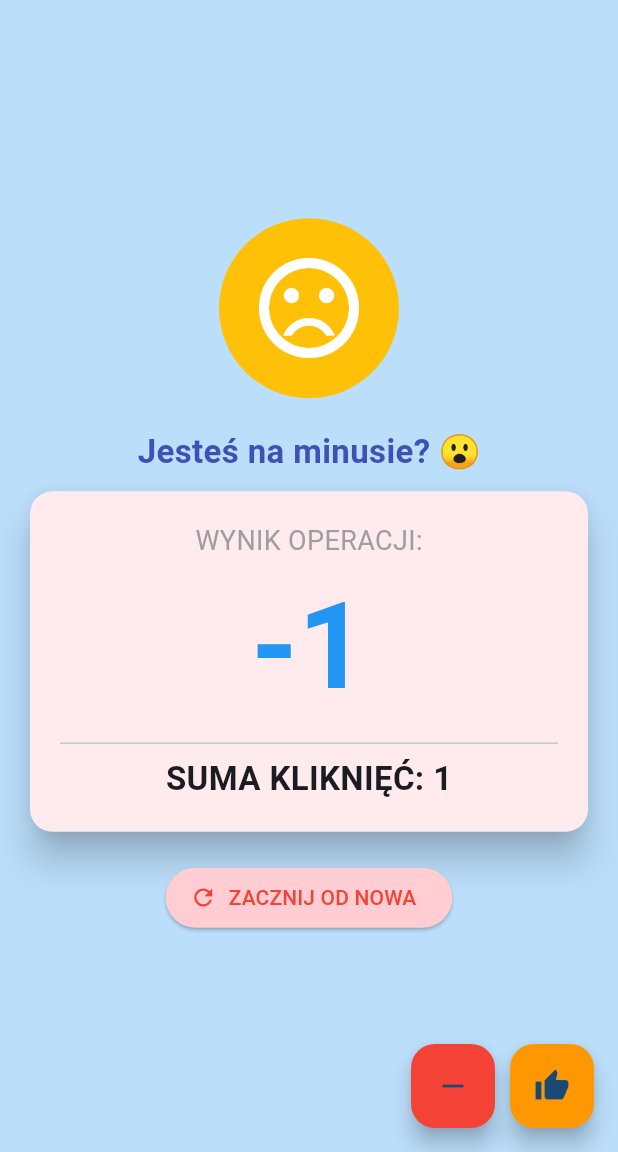
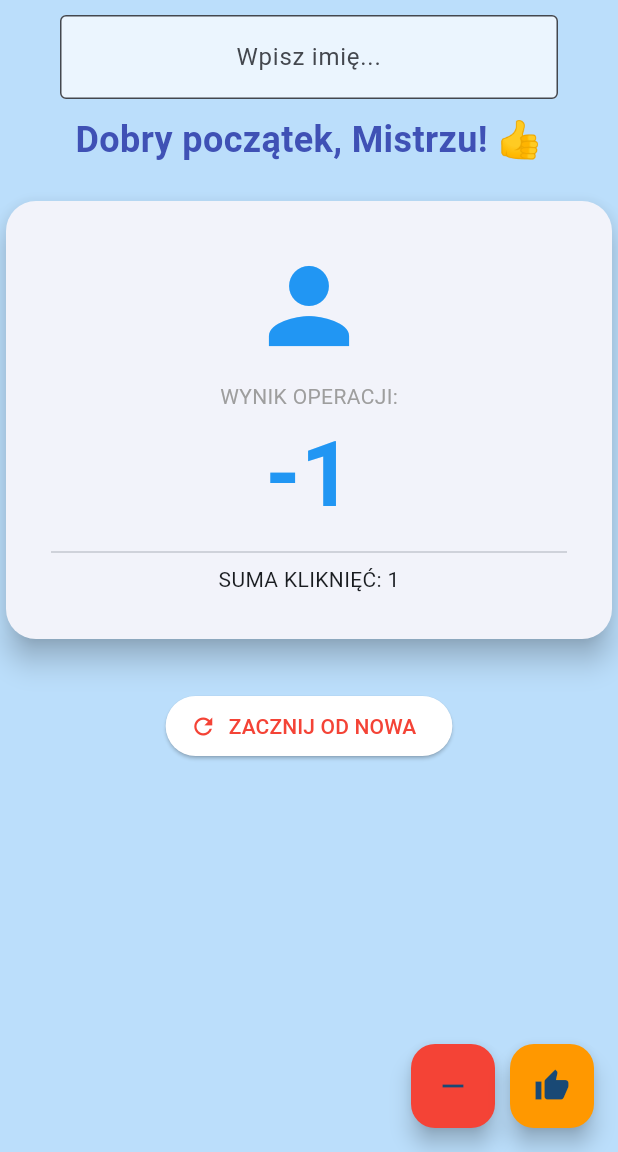
Before and after one commit to pszyma2/moja_testowa_aplikacja, a Flutter app: the screen it shows after launch, after a tap on the "remove" icon, on a phone screen of 412 x 824 dp, the part 84-1236 px from its top. Run offline on Flutter 3.47's test engine with Material 3 defaults, Android fonts, the light colour scheme and no system bars; our stand-ins replace shared_preferences.

Commit message:
update final

```diff
--- /dev/null
+++ b/devtools_options.yaml
@@ -0,0 +1,3 @@
+description: This file stores settings for Dart & Flutter DevTools.
+documentation: https://docs.flutter.dev/tools/devtools/extensions#configure-extension-enablement-states
+extensions:
--- a/lib/main.dart
+++ b/lib/main.dart
@@ -1,4 +1,5 @@
 import 'package:flutter/material.dart';
+import 'package:shared_preferences/shared_preferences.dart';
 
 void main() {
   runApp(const MyApp());
@@ -29,42 +30,73 @@ class MyHomePage extends StatefulWidget {
 }
 
 class _MyHomePageState extends State<MyHomePage> {
+  String _userName = ""; // Tu będziemy trzymać imię
+  final TextEditingController _nameController =
+      TextEditingController(); // Kontroler do pola tekstowego
+
   int _counter = 0;
   int _totalClicks = 0;
-
-  // ==========================================
-  // TU JEST "MÓZG" APKI (LOGIKA)
-  // To musi być TUTAJ, nad słowem @override
-  // ==========================================
-
-  String get _feedbackMessage {
-    if (_counter == 0) return "Zacznij klikać, programisto!";
-    if (_counter > 0 && _counter <= 10) return "Dobry początek! 👍";
-    if (_counter > 10 && _counter <= 20)
-      return "Ale szalejesz! 🚀"; // Zmieniliśmy zakres do 20
-    if (_counter > 20) return "Aga, TY JESTEŚ MASZYNĄ! 🤖"; // NOWA LINIA
-    return "Jesteś na minusie? 😮";
+  @override
+  void initState() {
+    super.initState();
+    _loadData();
+    // To uruchamia szafkę z pamięcią przy starcie apki
   }
 
-  Color get _cardColor {
-    if (_counter == 0) return Colors.white;
-    if (_counter > 0) return Colors.green.shade50;
-    return Colors.red.shade50;
+  // czy tutaj bedzie dobrze "nad getterami"
+  // Wczytywanie danych przy starcie
+  void _loadData() async {
+    final prefs = await SharedPreferences.getInstance();
+    setState(() {
+      _counter = prefs.getInt('counter') ?? 0;
+      _totalClicks = prefs.getInt('totalClicks') ?? 0;
+    });
+    _userName = prefs.getString('userName') ?? "";
+    _nameController.text = _userName; // To wpisze imię do okienka przy starcie
   }
 
+  // Zapisywanie danych przy każdym kliknięciu
+  void _saveData() async {
+    final prefs = await SharedPreferences.getInstance();
+    prefs.setInt('counter', _counter);
+    prefs.setInt('totalClicks', _totalClicks);
+    prefs.setString('userName', _userName);
+  }
+
+  // Gettery hah
+  // LOGIKA KOMUNIKATÓW
+  String get _feedbackMessage {
+    // Jeśli imię jest puste, użyjemy słowa "Mistrzu"
+    String displayName = _userName.isEmpty ? "Mistrzu" : _userName;
+
+    if (_counter == 0) return "Zacznij klikać, $displayName!";
+    if (_counter <= 10) return "Dobry początek, $displayName! 👍";
+    if (_counter <= 20) return "Ale szalejesz, $displayName! 🚀";
+    return "$displayName, TY JESTEŚ MASZYNĄ! 🤖"; // Twoja wersja "Maszyny"
+  }
+
+  // LOGIKA KOLORÓW KARTY
+  // LOGIKA KOLORÓW
+  Color get _userColor {
+    if (_counter <= 10) return Colors.blue;
+    if (_counter <= 20) return Colors.green;
+    return Colors.red;
+  }
+
+  // LOGIKA IKON
   IconData get _userIcon {
-    if (_counter == 0) return Icons.person;
-    if (_counter > 0) return Icons.sentiment_very_satisfied;
+    if (_counter <= 10) return Icons.person;
+    if (_counter <= 20) return Icons.sentiment_very_satisfied;
+    if (_counter > 20) return Icons.sentiment_satisfied_alt_rounded;
     return Icons.sentiment_very_dissatisfied;
   }
-
-  // ==========================================
 
   void _incrementCounter() {
     setState(() {
       _counter++;
       _totalClicks++;
     });
+    _saveData();
   }
 
   void _decrementCounter() {
@@ -72,12 +104,14 @@ class _MyHomePageState extends State<MyHomePage> {
       _counter--;
       _totalClicks++;
     });
+    _saveData(); //ZAPISYWANIE W PRZYCISKACH
   }
 
   void _resetCounter() {
     setState(() {
       _counter = 0;
     });
+    _saveData(); //ZEROWANIE TEZ SIE ZAPISUJE
     ScaffoldMessenger.of(
       context,
     ).showSnackBar(const SnackBar(content: Text('Licznik wyzerowany!')));
@@ -91,59 +125,92 @@ class _MyHomePageState extends State<MyHomePage> {
         backgroundColor: Theme.of(context).colorScheme.inversePrimary,
         title: Text(widget.title),
       ),
-      body: Center(
+      body: Container(
+        width: double.infinity,
+        color: Colors.blue.shade100,
+        child: SingleChildScrollView(
           child: Column(
             mainAxisAlignment: MainAxisAlignment.center,
             children: [
-            // DYNAMICZNA IKONA (LUDZIK)
-            CircleAvatar(
-              radius: 60,
-              backgroundColor: Colors.amber,
-              child: Icon(_userIcon, size: 80, color: Colors.white),
+              // 0. POLE TEKSTOWE DLA IMIENIA
+              Padding(
+                padding: const EdgeInsets.symmetric(
+                  horizontal: 40,
+                  vertical: 10,
                 ),
-            const SizedBox(height: 20),
+                child: TextField(
+                  controller: _nameController,
+                  textAlign: TextAlign.center,
+                  decoration: const InputDecoration(
+                    hintText: 'Wpisz imię...',
+                    border: OutlineInputBorder(),
+                    filled: true,
+                    fillColor: Colors.white70,
+                  ),
+                  onChanged: (value) {
+                    setState(() {
+                      _userName = value;
+                    });
+                    _saveData();
+                  },
+                ),
+              ),
 
-            // DYNAMICZNY TEKST
+              // 1. TWOJE KOMUNIKATY (To co już masz)
               Text(
                 _feedbackMessage,
+                textAlign: TextAlign.center,
                 style: const TextStyle(
-                fontSize: 22,
+                  fontSize: 24,
                   fontWeight: FontWeight.bold,
                   color: Colors.indigo,
                 ),
               ),
-            const SizedBox(height: 10),
+              const SizedBox(height: 20),
 
-            // KARTA Z WYNIKIEM
+              // 2. TWOJA KARTA (To co już masz)
               Card(
-              color: _cardColor,
-              elevation: 10,
-              margin: const EdgeInsets.symmetric(horizontal: 20),
+                elevation: 8,
+
+                // ... reszta Twojego kodu karty ...
                 shape: RoundedRectangleBorder(
-                borderRadius: BorderRadius.circular(15),
+                  borderRadius: BorderRadius.circular(20),
                 ),
                 child: Padding(
-                padding: const EdgeInsets.all(20),
+                  padding: const EdgeInsets.all(30.0),
                   child: Column(
+                    mainAxisSize: MainAxisSize.min,
                     children: [
+                      Icon(_userIcon, size: 80, color: _userColor),
+                      const SizedBox(height: 10),
                       const Text(
                         'WYNIK OPERACJI:',
-                      style: TextStyle(fontSize: 18, color: Colors.grey),
+                        style: TextStyle(color: Colors.grey),
                       ),
                       Text(
                         '$_counter',
-                      style: const TextStyle(
-                        fontSize: 80,
+                        style: TextStyle(
+                          fontSize: 60,
                           fontWeight: FontWeight.bold,
-                        color: Colors.blue,
+                          color: _userColor,
                         ),
                       ),
                       const Divider(),
-                    Text(
-                      'SUMA KLIKNIĘĆ: $_totalClicks',
-                      style: const TextStyle(
-                        fontSize: 22,
-                        fontWeight: FontWeight.bold,
+                      Text('SUMA KLIKNIĘĆ: $_totalClicks'),
+                    ],
+                  ),
+                ),
+              ),
+              const SizedBox(height: 30),
+
+              // 3. PRZYCISK RESETU (Uruchamia _resetCounter)
+              ElevatedButton.icon(
+                onPressed: _resetCounter,
+                icon: const Icon(Icons.refresh),
+                label: const Text('ZACZNIJ OD NOWA'),
+                style: ElevatedButton.styleFrom(
+                  backgroundColor: Colors.white,
+                  foregroundColor: Colors.red,
                 ),
               ),
             ],
@@ -151,21 +218,6 @@ class _MyHomePageState extends State<MyHomePage> {
         ),
       ),
 
-            const SizedBox(height: 20),
-
-            // PRZYCISK RESETU
-            ElevatedButton.icon(
-              onPressed: _resetCounter,
-              icon: const Icon(Icons.refresh),
-              label: const Text('ZACZNIJ OD NOWA'),
-              style: ElevatedButton.styleFrom(
-                backgroundColor: Colors.red.shade100,
-                foregroundColor: Colors.red,
-              ),
-            ),
-          ],
-        ),
-      ),
       floatingActionButton: Padding(
         padding: const EdgeInsets.only(left: 30),
         child: Row(
--- a/pubspec.yaml
+++ b/pubspec.yaml
@@ -34,6 +34,7 @@ dependencies:
   # The following adds the Cupertino Icons font to your application.
   # Use with the CupertinoIcons class for iOS style icons.
   cupertino_icons: ^1.0.8
+  shared_preferences: ^2.5.4
 
 dev_dependencies:
   flutter_test:
```
Also changed, not shown: pubspec.lock, 1 other file. Lines whose indentation alone changed are shown as unchanged.
